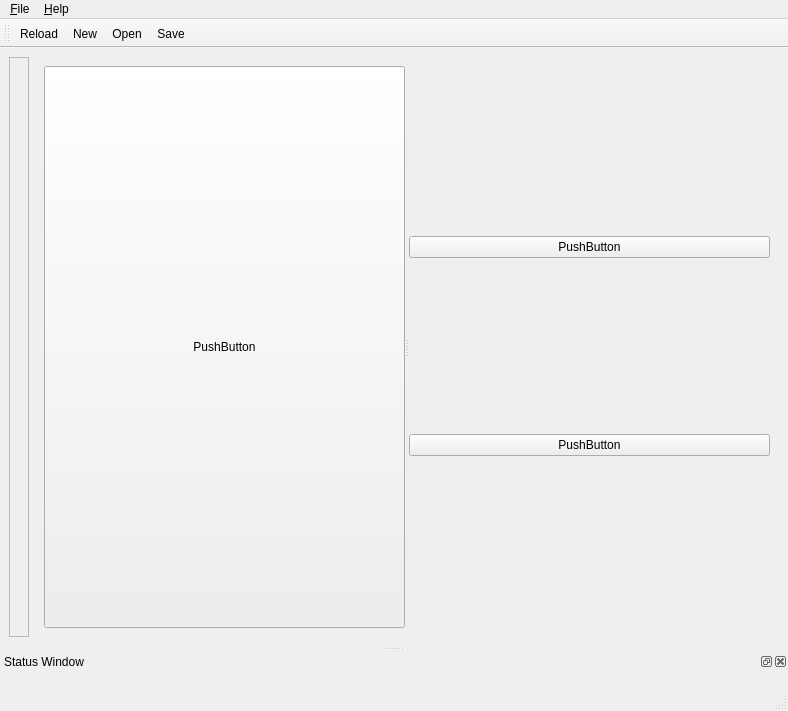
Before: the Qt Designer form trunk/maestro/gui/MaestroBase.ui in patrickhartling/maestro, drawn with Qt 5.
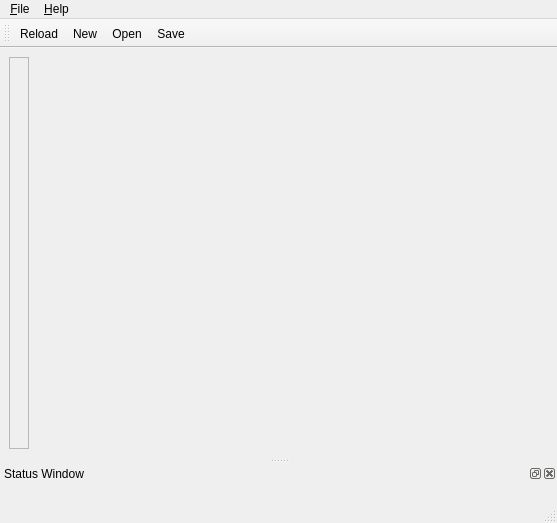
After: the same form once the commit is applied. Icons and pictures are not drawn.

Commit message: - Fixing layout problems that were making Maestro way too big.

```diff
--- a/trunk/maestro/gui/MaestroBase.ui
+++ b/trunk/maestro/gui/MaestroBase.ui
@@ -8,8 +8,8 @@
    <rect>
     <x>0</x>
     <y>0</y>
-    <width>788</width>
-    <height>711</height>
+    <width>557</width>
+    <height>523</height>
    </rect>
   </property>
   <property name="windowTitle" >
@@ -76,8 +76,8 @@
        <widget class="QStackedWidget" name="mStack" >
         <property name="sizePolicy" >
          <sizepolicy>
-          <hsizetype>1</hsizetype>
-          <vsizetype>1</vsizetype>
+          <hsizetype>5</hsizetype>
+          <vsizetype>5</vsizetype>
           <horstretch>0</horstretch>
           <verstretch>0</verstretch>
          </sizepolicy>
@@ -98,42 +98,6 @@
           <property name="spacing" >
            <number>6</number>
           </property>
-          <item>
-           <widget class="QSplitter" name="mOldSplitter" >
-            <property name="orientation" >
-             <enum>Qt::Horizontal</enum>
-            </property>
-            <widget class="QPushButton" name="mOldBtn1" >
-             <property name="text" >
-              <string>PushButton</string>
-             </property>
-            </widget>
-            <widget class="QWidget" name="mOldFrame" >
-             <layout class="QVBoxLayout" >
-              <property name="margin" >
-               <number>0</number>
-              </property>
-              <property name="spacing" >
-               <number>6</number>
-              </property>
-              <item>
-               <widget class="QPushButton" name="mOldBtn3" >
-                <property name="text" >
-                 <string>PushButton</string>
-                </property>
-               </widget>
-              </item>
-              <item>
-               <widget class="QPushButton" name="mOldBtn2" >
-                <property name="text" >
-                 <string>PushButton</string>
-                </property>
-               </widget>
-              </item>
-             </layout>
-            </widget>
-           </widget>
-          </item>
          </layout>
         </widget>
        </widget>
@@ -147,7 +111,7 @@
     <rect>
      <x>0</x>
      <y>0</y>
-     <width>788</width>
+     <width>557</width>
      <height>29</height>
     </rect>
    </property>
```
Left out of the diff: 4 changed lines with no effect on the pictures. The commit also changes 4 other files.
